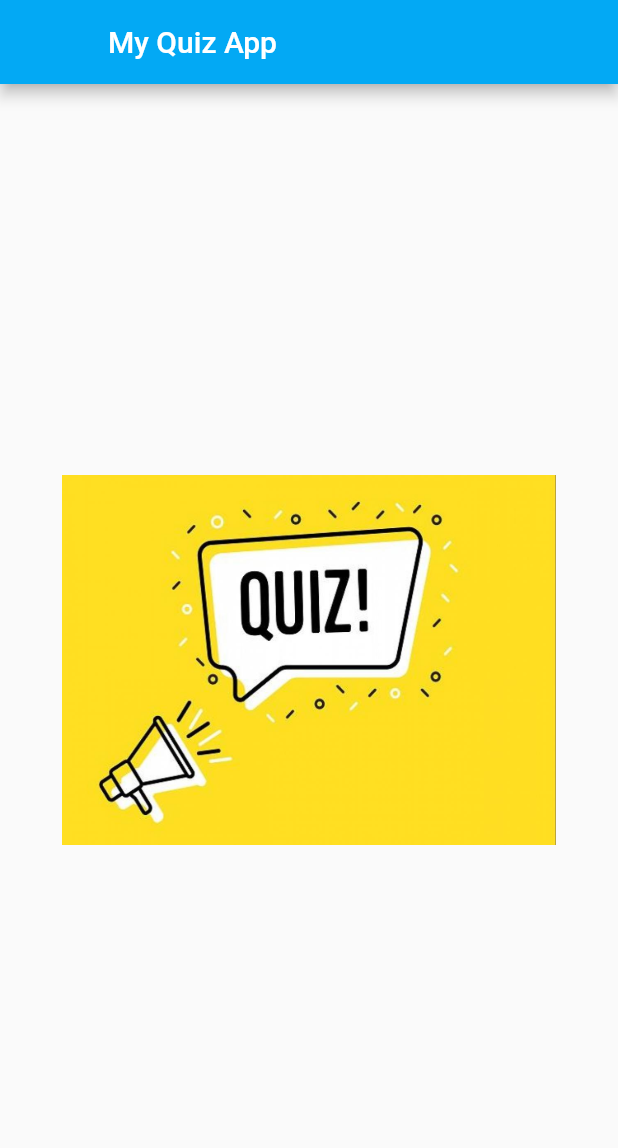
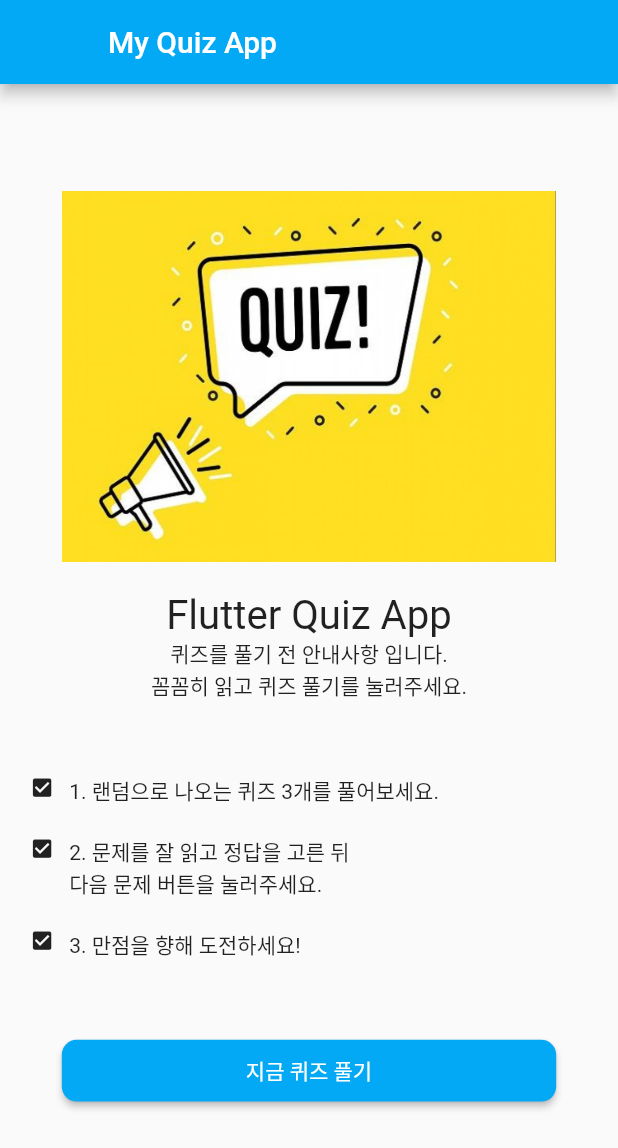
Before and after one commit to Enterprise09/quiz_client_flutter, a Flutter app: the screen it shows after launch, on a phone screen of 412 x 824 dp. Shown: the top 1148 px of the screen. Run offline on Flutter 3.47's test engine with Material 2 defaults, Android fonts, the phone set to English and light mode, and no system bars.

Commit message:
[+] start quiz button & precautions

```diff
--- a/lib/screen/screen_home.dart
+++ b/lib/screen/screen_home.dart
@@ -8,6 +8,26 @@ class HomeScreen extends StatefulWidget {
 }
 
 class _HomeScreenState extends State<HomeScreen> {
+  Widget _buildStep(double width, String title) {
+    return Container(
+      padding: EdgeInsets.fromLTRB(
+          width * 0.048, width * 0.024, width * 0.048, width * 0.024),
+      child: Row(
+        crossAxisAlignment: CrossAxisAlignment.start,
+        children: <Widget>[
+          Icon(
+            Icons.check_box,
+            size: width * 0.04,
+          ),
+          Padding(
+            padding: EdgeInsets.only(right: width * 0.024),
+          ),
+          Text(title),
+        ],
+      ),
+    );
+  }
+
   @override
   Widget build(BuildContext context) {
     Size screenSize = MediaQuery.of(context).size;
@@ -32,6 +52,56 @@ class _HomeScreenState extends State<HomeScreen> {
                 width: width * 0.8,
               ),
             ),
+            Padding(
+              padding: EdgeInsets.all(width * 0.024),
+            ),
+            Text(
+              'Flutter Quiz App',
+              style: TextStyle(fontSize: width * 0.065),
+              textAlign: TextAlign.center,
+            ),
+            const Text(
+              '퀴즈를 풀기 전 안내사항 입니다.\n꼼꼼히 읽고 퀴즈 풀기를 눌러주세요.',
+              textAlign: TextAlign.center,
+            ),
+            Padding(
+              padding: EdgeInsets.all(width * 0.048),
+            ),
+            _buildStep(
+              width,
+              '1. 랜덤으로 나오는 퀴즈 3개를 풀어보세요.',
+            ),
+            _buildStep(
+              width,
+              '2. 문제를 잘 읽고 정답을 고른 뒤\n다음 문제 버튼을 눌러주세요.',
+            ),
+            _buildStep(
+              width,
+              '3. 만점을 향해 도전하세요!',
+            ),
+            Padding(
+              padding: EdgeInsets.all(width * 0.048),
+            ),
+            Container(
+              padding: EdgeInsets.only(bottom: width * 0.036),
+              child: Center(
+                child: ButtonTheme(
+                  minWidth: width * 0.8,
+                  height: height * 0.05,
+                  shape: RoundedRectangleBorder(
+                    borderRadius: BorderRadius.circular(10),
+                  ),
+                  child: RaisedButton(
+                    child: const Text(
+                      '지금 퀴즈 풀기',
+                      style: TextStyle(color: Colors.white),
+                    ),
+                    color: Colors.lightBlue,
+                    onPressed: () {},
+                  ),
+                ),
+              ),
+            )
           ],
         ),
       ),
```
